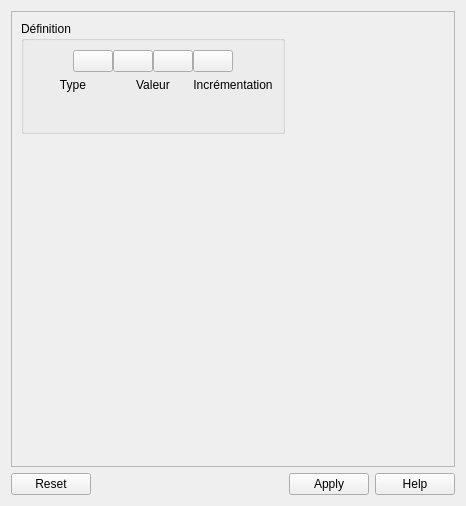
qelectrotech/qelectrotech-source-mirror, file sources/ui/selectautonumw.ui: the form before one commit.
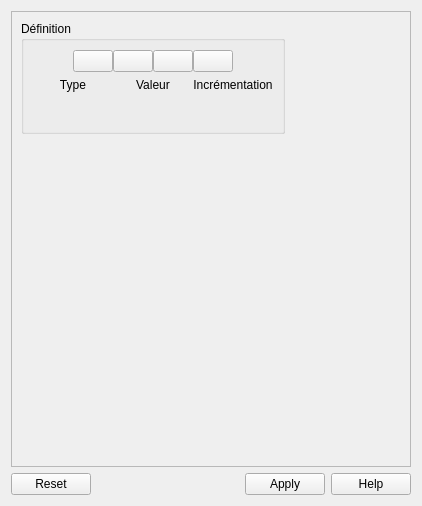
The form after the commit. Icons and pictures are not drawn.

```diff
--- a/sources/ui/selectautonumw.ui
+++ b/sources/ui/selectautonumw.ui
@@ -6,12 +6,12 @@
    <rect>
     <x>0</x>
     <y>0</y>
-    <width>466</width>
+    <width>418</width>
     <height>506</height>
    </rect>
   </property>
   <property name="sizePolicy">
-   <sizepolicy hsizetype="Preferred" vsizetype="Preferred">
+   <sizepolicy hsizetype="Minimum" vsizetype="Preferred">
     <horstretch>0</horstretch>
     <verstretch>0</verstretch>
    </sizepolicy>
@@ -23,14 +23,14 @@
    <item>
     <widget class="QScrollArea" name="scrollArea">
      <property name="sizePolicy">
-      <sizepolicy hsizetype="Preferred" vsizetype="MinimumExpanding">
+      <sizepolicy hsizetype="Minimum" vsizetype="MinimumExpanding">
        <horstretch>0</horstretch>
        <verstretch>0</verstretch>
       </sizepolicy>
      </property>
      <property name="minimumSize">
       <size>
-       <width>430</width>
+       <width>400</width>
        <height>455</height>
       </size>
      </property>
```
Left out of the diff: 8 changed lines with no effect on the pictures.
